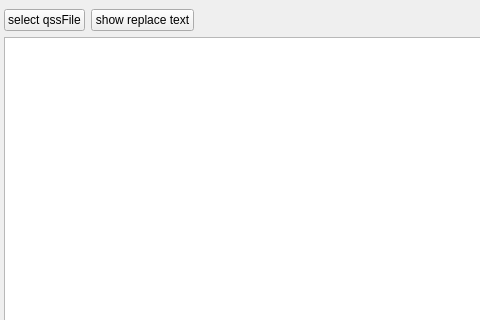
The window that mainwindow.ui (chenghongfeng/QssCreator) describes before a commit, drawn with Qt 5; both pictures show x 286 to 766 and y 0 to 320 of the 849 by 622 pixel window.
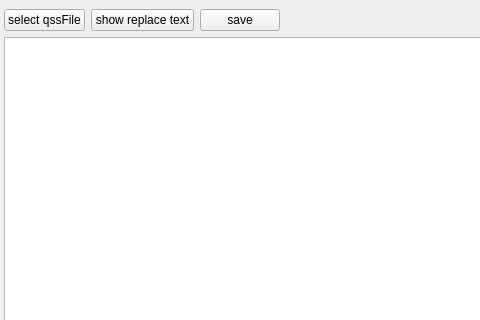
The same window after the commit.

```diff
--- a/mainwindow.ui
+++ b/mainwindow.ui
@@ -78,6 +78,13 @@
           </property>
          </widget>
         </item>
+        <item>
+         <widget class="QPushButton" name="saveTextBtn">
+          <property name="text">
+           <string>save</string>
+          </property>
+         </widget>
+        </item>
         <item>
          <spacer name="horizontalSpacer_2">
           <property name="orientation">
```
